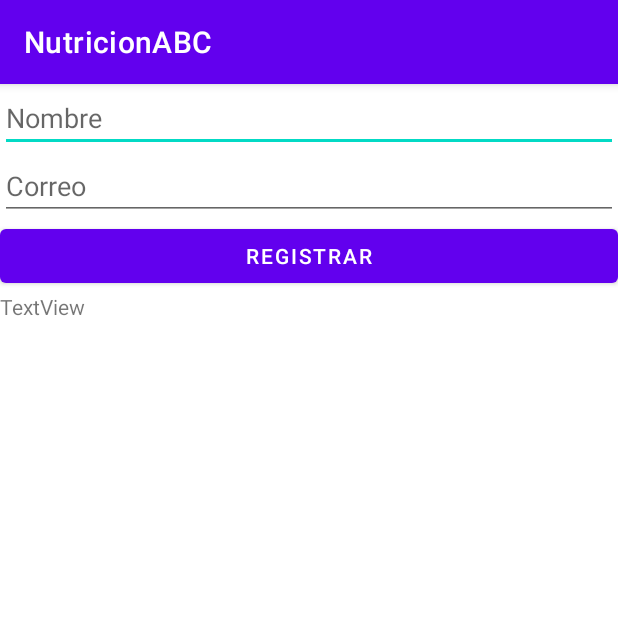
After one commit to anfereba/NutricionABC, an Android app: the RegistrarNutriologoConSQLite screen opened directly, with no data from a screen before it, on a phone screen of 412 x 824 dp, the top half of it. The commit adds this screen. Run offline under Robolectric (Android 15) with nearby library versions, the phone set to English and light mode, and no system bars.

Commit message:
Registro del cliente y del nutriologo "esta muy basico"//Fabian

```diff
--- /dev/null
+++ b/app/src/main/java/com/anfereba/nutricionabc/RegistrarNutriologoConSQLite.java
@@ -0,0 +1,59 @@
+package com.anfereba.nutricionabc;
+
+import androidx.appcompat.app.AppCompatActivity;
+
+import android.os.Bundle;
+import android.view.View;
+import android.widget.Button;
+import android.widget.EditText;
+import android.widget.Toast;
+
+import com.anfereba.nutricionabc.db.DbCliente;
+import com.anfereba.nutricionabc.db.DbNutriologo;
+
+public class RegistrarNutriologoConSQLite extends AppCompatActivity {
+EditText Nombre, Correo;
+Button Crear;
+    @Override
+    protected void onCreate(Bundle savedInstanceState) {
+        super.onCreate(savedInstanceState);
+        setContentView(R.layout.activity_registrar_nutriologo);
+        Crear = findViewById(R.id.button5);
+        Nombre = (EditText) findViewById(R.id.editTextTextPersonName5);
+        Correo = (EditText) findViewById(R.id.editTextTextPersonName6);
+
+        Crear.setOnClickListener(new View.OnClickListener() {
+            @Override
+            public void onClick(View view) {
+                if(!Nombre.getText().toString().equals("")) {
+                    DbNutriologo DbNutriologo = new DbNutriologo (getApplicationContext());
+
+                    long id = DbNutriologo.insertarContacto(Nombre.getText().toString(), Correo.getText().toString());
+
+
+                    if (id > 0) {
+                        Toast.makeText(getApplicationContext(), "REGISTRO GUARDADO", Toast.LENGTH_LONG).show();
+                        limpiar();
+                    } else {
+                        Toast.makeText(getApplicationContext(), "ERROR AL GUARDAR REGISTRO", Toast.LENGTH_LONG).show();
+                    }
+                } else {
+                    Toast.makeText(getApplicationContext(), "DEBE LLENAR LOS CAMPOS OBLIGATORIOS", Toast.LENGTH_LONG).show();
+                }
+
+
+            }
+
+
+        });
+
+    }
+
+    /* if (!Nombre.getText().toString().equals("") && !Correo.getText().toString().equals("")) {
+
+    }*///este es un metodo que encontre para despues
+    private void limpiar() {
+        Nombre.setText("");
+        Correo.setText("");
+    }
+}
--- a/app/src/main/res/layout/activity_registrar_nutriologo.xml
+++ b/app/src/main/res/layout/activity_registrar_nutriologo.xml
@@ -4,6 +4,44 @@
     xmlns:tools="http://schemas.android.com/tools"
     android:layout_width="match_parent"
     android:layout_height="match_parent"
-    tools:context=".RegistrarNutriologo">
+    tools:context=".RegistrarNutriologoConSQLite">
 
+    <ScrollView
+        android:layout_width="match_parent"
+        android:layout_height="match_parent">
+
+        <LinearLayout
+            android:layout_width="match_parent"
+            android:layout_height="wrap_content"
+            android:orientation="vertical" >
+
+            <EditText
+                android:id="@+id/editTextTextPersonName5"
+                android:layout_width="match_parent"
+                android:layout_height="wrap_content"
+                android:ems="10"
+                android:hint="@string/app_Nombre"
+                android:inputType="textPersonName" />
+
+            <EditText
+                android:id="@+id/editTextTextPersonName6"
+                android:layout_width="match_parent"
+                android:layout_height="wrap_content"
+                android:ems="10"
+                android:hint="@string/app_Correo"
+                android:inputType="textPersonName" />
+
+            <Button
+                android:id="@+id/button5"
+                android:layout_width="match_parent"
+                android:layout_height="wrap_content"
+                android:text="@string/app_Registrar" />
+
+            <TextView
+                android:id="@+id/textView"
+                android:layout_width="match_parent"
+                android:layout_height="wrap_content"
+                android:text="TextView" />
+        </LinearLayout>
+    </ScrollView>
 </androidx.constraintlayout.widget.ConstraintLayout>
--- a/app/src/main/res/values/strings.xml
+++ b/app/src/main/res/values/strings.xml
@@ -2,4 +2,6 @@
     <string name="app_name">NutricionABC</string>
     <string name="app_Correo">Correo</string>
     <string name="app_Contraseña">Contraseña</string>
+    <string name="app_Registrar">Registrar</string>
+    <string name="app_Nombre">Nombre</string>
 </resources>
```
Also changed, not shown: app/src/main/AndroidManifest.xml (+5 -5 lines), app/src/main/java/com/anfereba/nutricionabc/Logueo_Con_SQLite.java (+31 -1 lines), app/src/main/java/com/anfereba/nutricionabc/RegistrarCliente.java (deleted, +0 -14 lines), app/src/main/java/com/anfereba/nutricionabc/RegistrarClienteConSQLite.java (added, +64 -0 lines), app/src/main/java/com/anfereba/nutricionabc/RegistrarNutriologo.java (deleted, +0 -14 lines), app/src/main/java/com/anfereba/nutricionabc/db/DbCliente.java (added, +37 -0 lines), app/src/main/java/com/anfereba/nutricionabc/db/DbHelper.java (added, +47 -0 lines), app/src/main/java/com/anfereba/nutricionabc/db/DbNutriologo.java (added, +35 -0 lines), app/src/main/res/layout/activity_registrar_cliente.xml (+33 -1 lines).
